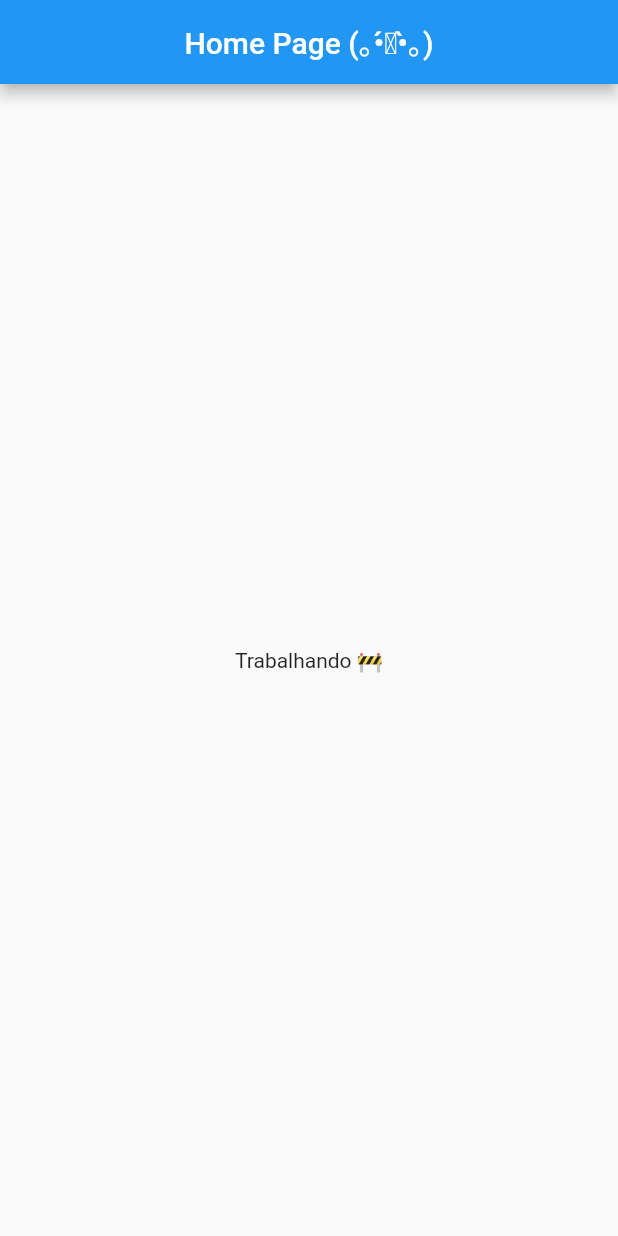
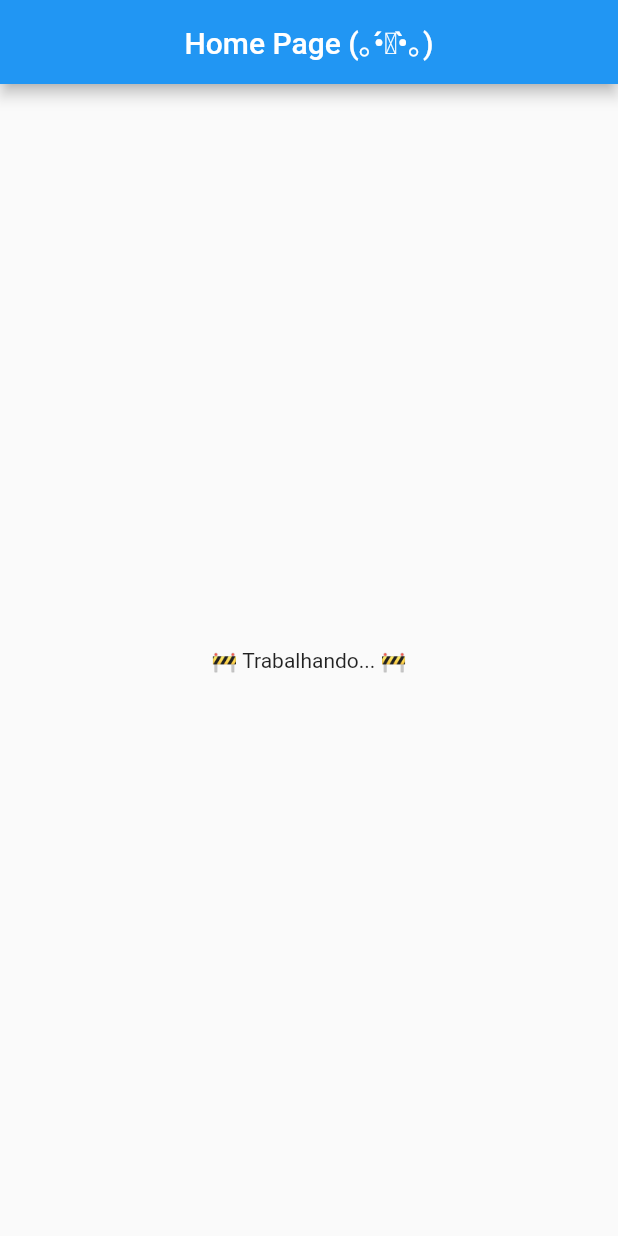
Before and after one commit to marcosestudo/flutter_bike, a Flutter app: the screen it shows after launch, on a phone screen of 412 x 824 dp. Run offline on Flutter 3.47's test engine with Material 2 defaults, Android fonts, the phone set to English and light mode, and no system bars; our stand-ins replace get.

Commit message:
mudanca de pasta

```diff
--- a/lib/app/ui/home/home_page.dart
+++ b/lib/app/ui/home/home_page.dart
@@ -15,10 +15,9 @@ class HomePage extends GetView<HomeController> {
       appBar: AppBar(
           title: const Text('Home Page (｡•́‿•̀｡)'),
           centerTitle: true,
-          // actions são os botões que ficam no canto superior direito da appbar
           ),
       body: const Center (
-          child: Text("Trabalhando 🚧")
+          child: Text("🚧 Trabalhando... 🚧")
       )
     );
   }
--- a/lib/main.dart
+++ b/lib/main.dart
@@ -4,6 +4,7 @@ import 'package:get/get.dart';
 
 void main() {
   runApp(GetMaterialApp(
+    title: 'Flutter Bike Finder',
     debugShowCheckedModeBanner: true,
     initialRoute: Routes.SPLASH,
     defaultTransition: Transition.fade,
```
